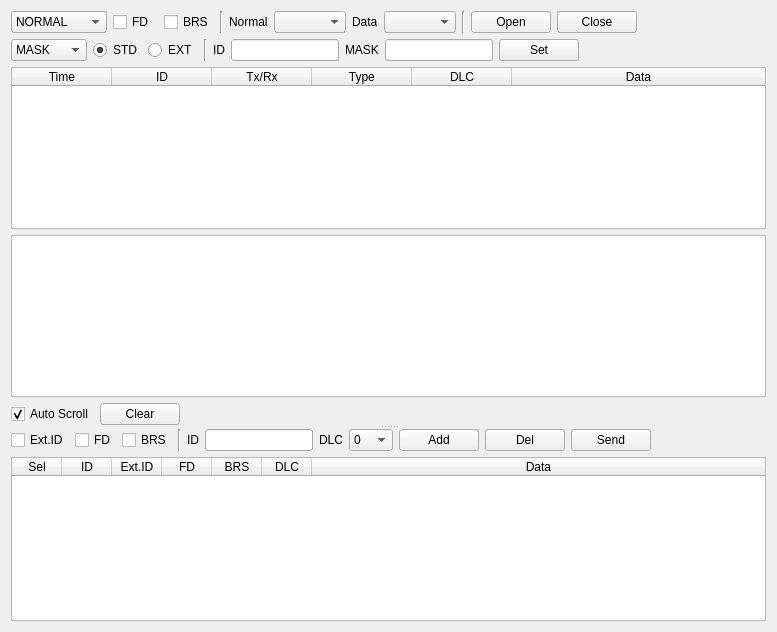
Old version of the form software/fdcan-gui/ui/ui_can.ui in the repository chcbaram/stm32g4-fdcan.
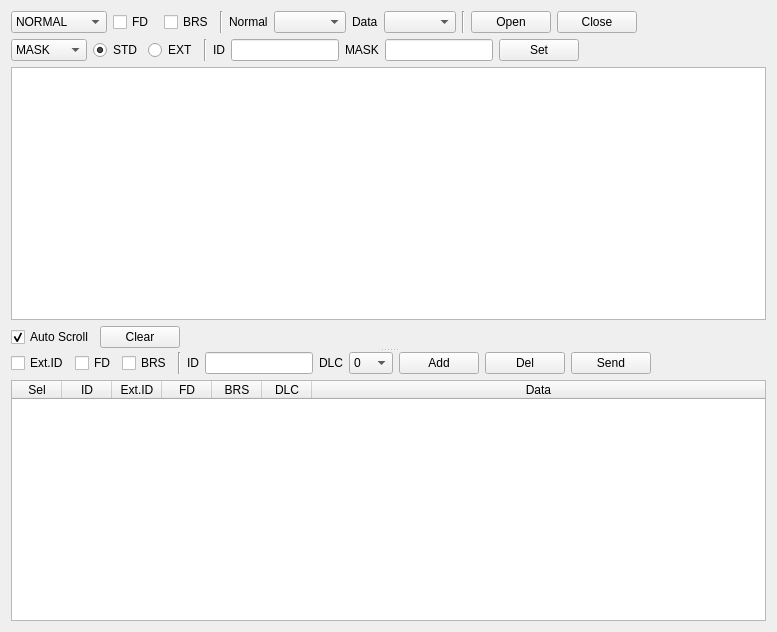
New version of the form.

Commit message: CAN GUI 스레드로 변경중

```diff
--- a/software/fdcan-gui/ui/ui_can.ui
+++ b/software/fdcan-gui/ui/ui_can.ui
@@ -278,58 +278,6 @@
          </item>
         </layout>
        </item>
-       <item>
-        <widget class="QTableWidget" name="table_can_rx">
-         <property name="sizePolicy">
-          <sizepolicy hsizetype="Expanding" vsizetype="Expanding">
-           <horstretch>0</horstretch>
-           <verstretch>0</verstretch>
-          </sizepolicy>
-         </property>
-         <property name="alternatingRowColors">
-          <bool>true</bool>
-         </property>
-         <property name="selectionMode">
-          <enum>QAbstractItemView::NoSelection</enum>
-         </property>
-         <property name="selectionBehavior">
-          <enum>QAbstractItemView::SelectItems</enum>
-         </property>
-         <attribute name="horizontalHeaderStretchLastSection">
-          <bool>true</bool>
-         </attribute>
-         <column>
-          <property name="text">
-           <string>  Time  </string>
-          </property>
-         </column>
-         <column>
-          <property name="text">
-           <string>     ID     </string>
-          </property>
-         </column>
-         <column>
-          <property name="text">
-           <string>Tx/Rx</string>
-          </property>
-         </column>
-         <column>
-          <property name="text">
-           <string>    Type    </string>
-          </property>
-         </column>
-         <column>
-          <property name="text">
-           <string>DLC</string>
-          </property>
-         </column>
-         <column>
-          <property name="text">
-           <string>Data</string>
-          </property>
-         </column>
-        </widget>
-       </item>
        <item>
         <widget class="QTableView" name="view_can_rx"/>
        </item>
```
The commit also changes 4 other files.
